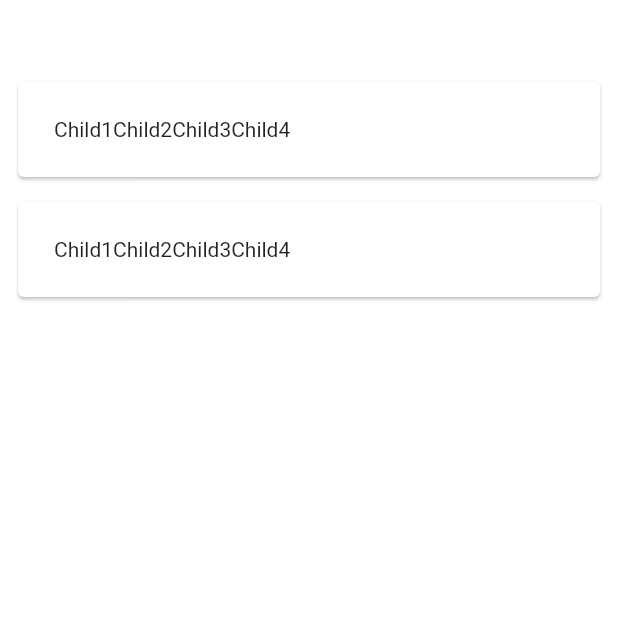
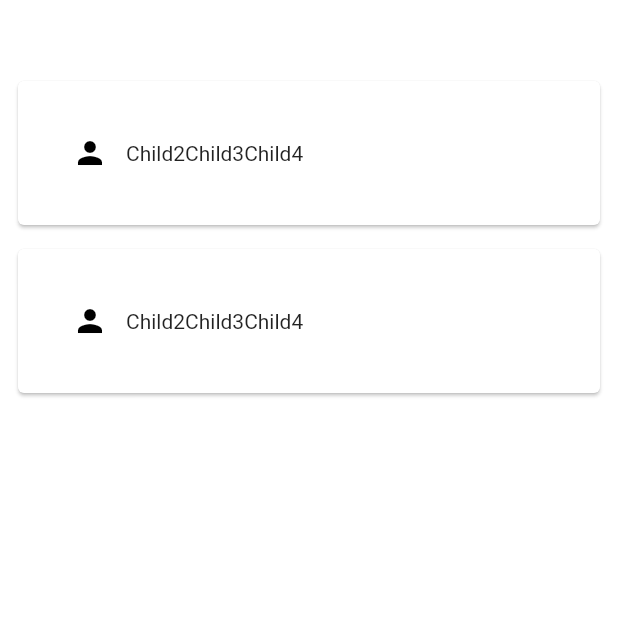
Before and after one commit to volodya315/Dart_practice, a Flutter app: the screen it shows after launch, on a phone screen of 412 x 824 dp, the top half of it. Run offline on Flutter 3.47's test engine with Material 2 defaults, Android fonts, the phone set to English and light mode, and no system bars.

Commit message:
Icon buttons and icon directionality fix

```diff
--- a/To do app/lib/main.dart
+++ b/To do app/lib/main.dart
@@ -35,7 +35,16 @@ class _MyStatefulWidgetState extends State<MyStatefulWidget> {
               child: Row(
                 textDirection: TextDirection.ltr,
                 children: <Widget>[
-                  Text('Child1', textDirection: TextDirection.ltr),
+                  Directionality(
+                    textDirection: TextDirection.ltr,
+                    child: new IconButton(
+                      icon:
+                          Icon(Icons.person, textDirection: TextDirection.ltr),
+                      onPressed: () {
+                        print("person");
+                      },
+                    ),
+                  ),
                   Text('Child2', textDirection: TextDirection.ltr),
                   Text('Child3', textDirection: TextDirection.ltr),
                   Text('Child4', textDirection: TextDirection.ltr)
@@ -51,7 +60,16 @@ class _MyStatefulWidgetState extends State<MyStatefulWidget> {
                 child: Row(
                   textDirection: TextDirection.ltr,
                   children: <Widget>[
-                    Text('Child1', textDirection: TextDirection.ltr),
+                    Directionality(
+                      textDirection: TextDirection.ltr,
+                      child: new IconButton(
+                        icon: Icon(Icons.person,
+                            textDirection: TextDirection.ltr),
+                        onPressed: () {
+                          print("person");
+                        },
+                      ),
+                    ),
                     Text('Child2', textDirection: TextDirection.ltr),
                     Text('Child3', textDirection: TextDirection.ltr),
                     Text('Child4', textDirection: TextDirection.ltr)
```
